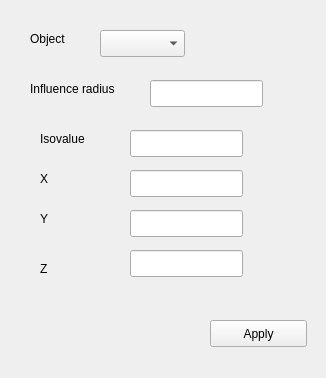
Qt form VisualizationPrototype/qcontrolswidget.ui (dud0/DeformableObjectsDP) before a commit.
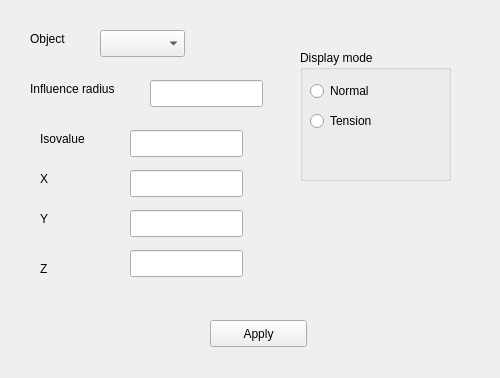
The same form after that commit.

What changed in the file:
```diff
--- a/VisualizationPrototype/qcontrolswidget.ui
+++ b/VisualizationPrototype/qcontrolswidget.ui
@@ -6,7 +6,7 @@
    <rect>
     <x>0</x>
     <y>0</y>
-    <width>326</width>
+    <width>500</width>
     <height>378</height>
    </rect>
   </property>
@@ -164,6 +164,45 @@
     <string>Z</string>
    </property>
   </widget>
+  <widget class="QGroupBox" name="modeSelectGroup">
+   <property name="geometry">
+    <rect>
+     <x>300</x>
+     <y>50</y>
+     <width>151</width>
+     <height>131</height>
+    </rect>
+   </property>
+   <property name="title">
+    <string>Display mode</string>
+   </property>
+   <widget class="QRadioButton" name="normalModeRadioButton">
+    <property name="geometry">
+     <rect>
+      <x>10</x>
+      <y>30</y>
+      <width>114</width>
+      <height>22</height>
+     </rect>
+    </property>
+    <property name="text">
+     <string>Normal</string>
+    </property>
+   </widget>
+   <widget class="QRadioButton" name="tensionModeRadioButton">
+    <property name="geometry">
+     <rect>
+      <x>10</x>
+      <y>60</y>
+      <width>114</width>
+      <height>22</height>
+     </rect>
+    </property>
+    <property name="text">
+     <string>Tension</string>
+    </property>
+   </widget>
+  </widget>
  </widget>
  <layoutdefault spacing="6" margin="11"/>
  <resources/>
```
